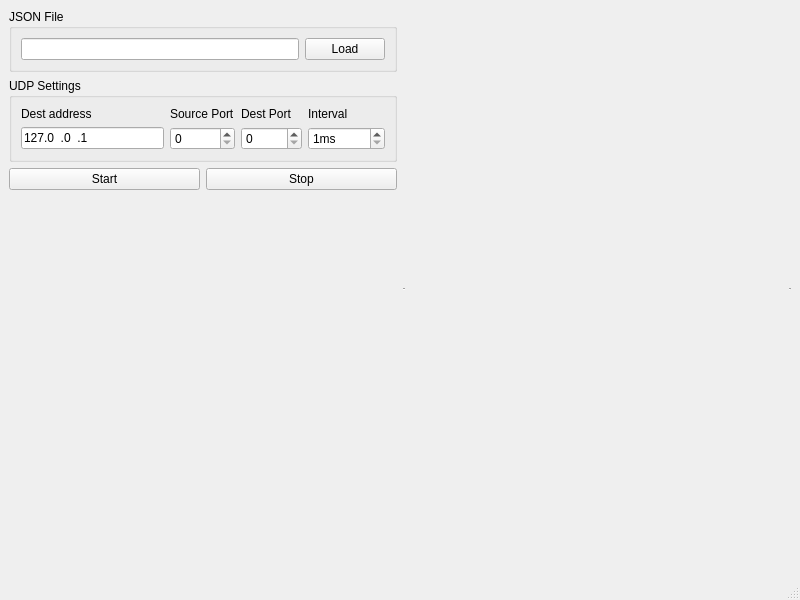
Above: MainWindow.ui from IamKornitskiy/UdpPacketGenerator before the change. Below: the same form after it.
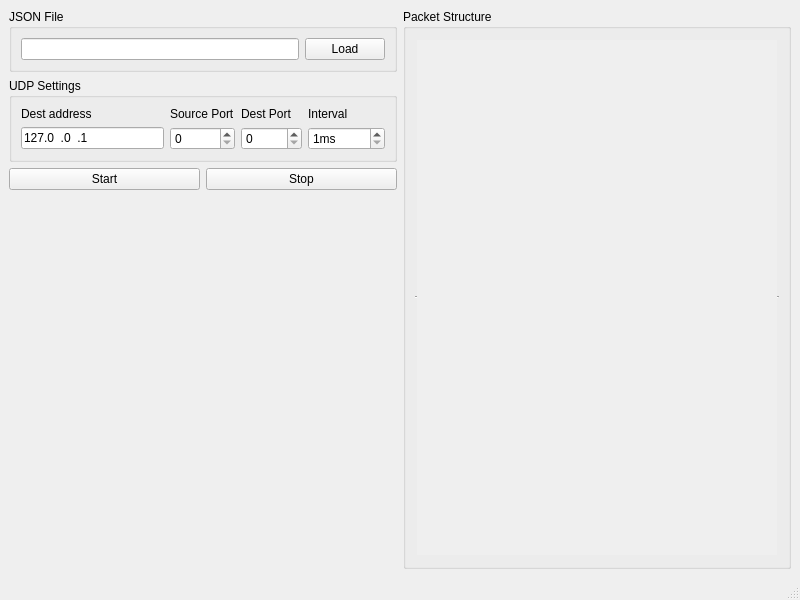
That is the form after the change.

Commit message: packet structure groupbox

The edit to the form file:
```diff
--- a/MainWindow.ui
+++ b/MainWindow.ui
@@ -174,6 +174,12 @@
      </layout>
     </item>
     <item>
+     <widget class="QGroupBox" name="groupBox_3">
+      <property name="title">
+       <string>Packet Structure</string>
+      </property>
+      <layout class="QVBoxLayout" name="verticalLayout">
+       <item>
      <widget class="QScrollArea" name="scrollArea">
       <property name="frameShape">
        <enum>QFrame::Shape::HLine</enum>
@@ -186,11 +192,14 @@
         <rect>
          <x>0</x>
          <y>0</y>
-         <width>344</width>
-         <height>523</height>
+            <width>320</width>
+            <height>479</height>
         </rect>
        </property>
       </widget>
+        </widget>
+       </item>
+      </layout>
      </widget>
     </item>
    </layout>
```
Lines whose indentation alone changed are shown as unchanged.
